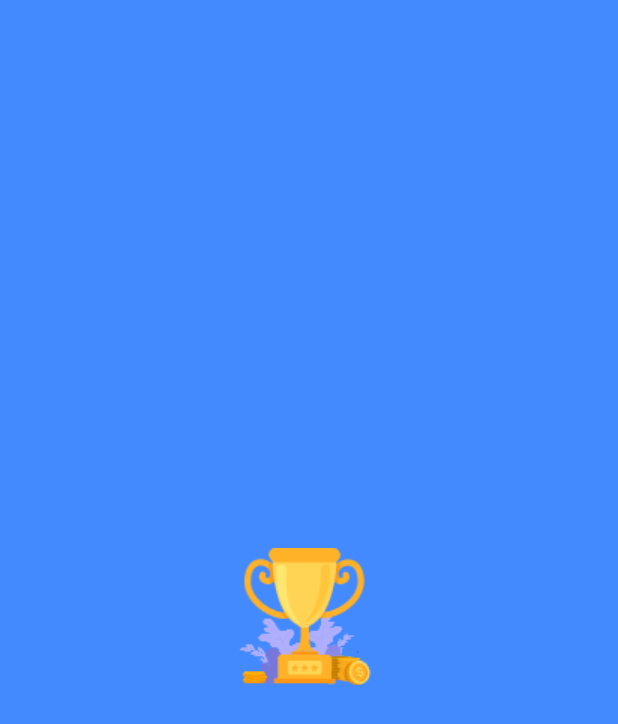
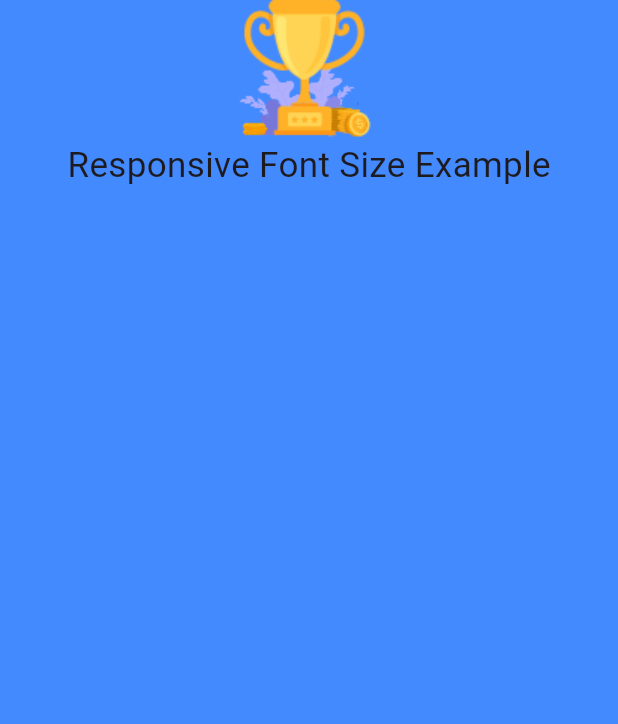
Before and after one commit to 47Billion/flutter_baseapp, a Flutter app: the first screen one second after launch, on a phone screen of 412 x 824 dp. Shown: the top 724 px of the screen. Run offline on Flutter 3.47's test engine with Material 3 defaults, Android fonts, the phone set to English and light mode, and no system bars; our stand-ins replace get, package_info_plus.

Commit message:
Responsive helper added for dynamic font size

```diff
--- a/baseapp/lib/ui/spalsh/splash_view.dart
+++ b/baseapp/lib/ui/spalsh/splash_view.dart
@@ -5,6 +5,7 @@ import 'package:package_info_plus/package_info_plus.dart';
 
 import '../../utils/get_app_version.dart';
 import '../../routes/routes.dart';
+import '../../utils/responsive_helper.dart';
 
 class SplashView extends StatefulWidget {
   @override
@@ -15,7 +16,7 @@ class _SplashViewState extends State<SplashView> {
   @override
   void initState() {
     super.initState();
-    GetAppVersion().checkForUpdates(myCallback);
+    //GetAppVersion().checkForUpdates(myCallback);
   }
 
   void myCallback()async {
@@ -37,7 +38,17 @@ class _SplashViewState extends State<SplashView> {
     return Scaffold(
       backgroundColor: Colors.blueAccent,
       body: Center(
-        child: Image.asset('assets/images/splash.png'), // Replace with your splash image asset
+        child: Column(
+          children: [
+            Image.asset('assets/images/splash.png'),
+            Container(
+              child: Text(
+                'Responsive Font Size Example',
+                style: TextStyle(fontSize: ResponsiveHelper.responsiveFontSize(20,context)),
+              ),
+            ),
+          ],
+        ), // Replace with your splash image asset
       ),
     );
   }
--- a/baseapp/lib/utils/get_app_version.dart
+++ b/baseapp/lib/utils/get_app_version.dart
@@ -122,6 +122,9 @@ class GetAppVersion {
     String serverStoreUrl = "";
     bool forceUpdate = false;
     bool underMaintenance = false;
+    print("call here 1");
+   // print("call here ${Platform.is}");
+
 
     if (Platform.isAndroid) {
       serverAppLatestVersionCode =
@@ -136,6 +139,8 @@ class GetAppVersion {
       serverStoreUrl = versionResponseData['ios']['update_url'];
       underMaintenance = versionResponseData['ios']['under_maintenance'];
     }
+
+    print("call here 2");
 
     PackageInfo packageInfo = await PackageInfo.fromPlatform();
     String versionNumber = "";
--- /dev/null
+++ b/baseapp/lib/utils/responsive_helper.dart
@@ -0,0 +1,29 @@
+import 'package:flutter/material.dart';
+import 'package:get/get.dart';
+import 'package:get/get_core/src/get_main.dart';
+
+class ResponsiveHelper {
+  static const double baseWidth = 375.0;
+  static const double baseHeight = 667.0;
+
+  static double responsiveFontSize(double size,BuildContext context) {
+    final screenWidth =  MediaQuery.of(context).size.width;//Get.width;
+    final screenHeight = MediaQuery.of(context).size.height; //Get.height;
+    print("screen width ${screenWidth}");
+    print("screen width ${screenHeight}");
+    double widthRatio = screenWidth / baseWidth;
+    double heightRatio = screenHeight / baseHeight;
+    double aspectRatio = (widthRatio + heightRatio) / 2;
+
+    return size * aspectRatio;
+  }
+}
+
+//*******   Call using below format **********
+/*
+  *
+  *
+  ResponsiveHelper.responsiveFontSize(16),
+  *
+  *
+ */
```
Also changed, not shown: baseapp/lib/ui/login/login_view.dart (+105 -18 lines), baseapp/lib/ui/login/login_view_model.dart (added, +14 -0 lines).
